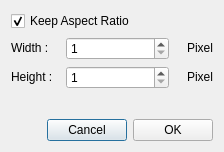
ARASHz4/Advanced_Photo, file Source/resizephoto.ui: the form before one commit.
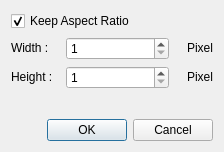
The form after the commit. Icons and pictures are not drawn.

What changed in the file:
```diff
--- a/Source/resizephoto.ui
+++ b/Source/resizephoto.ui
@@ -176,47 +176,11 @@
     </spacer>
    </item>
    <item row="4" column="0">
-    <layout class="QHBoxLayout" name="horizontalLayout_3">
-     <item>
-      <spacer name="horizontalSpacer">
-       <property name="orientation">
-        <enum>Qt::Horizontal</enum>
-       </property>
-       <property name="sizeHint" stdset="0">
-        <size>
-         <width>40</width>
-         <height>20</height>
-        </size>
-       </property>
-      </spacer>
-     </item>
-     <item>
-      <widget class="QPushButton" name="CancelButton">
-       <property name="minimumSize">
-        <size>
-         <width>0</width>
-         <height>0</height>
-        </size>
-       </property>
-       <property name="text">
-        <string>Cancel</string>
-       </property>
-      </widget>
-     </item>
-     <item>
-      <widget class="QPushButton" name="OkButton">
-       <property name="minimumSize">
-        <size>
-         <width>0</width>
-         <height>0</height>
-        </size>
-       </property>
-       <property name="text">
-        <string>OK</string>
-       </property>
-      </widget>
-     </item>
-    </layout>
+    <widget class="QDialogButtonBox" name="ResizeButtonBox">
+     <property name="standardButtons">
+      <set>QDialogButtonBox::Cancel|QDialogButtonBox::Ok</set>
+     </property>
+    </widget>
    </item>
   </layout>
  </widget>
```
Left out of the diff: 2 changed lines with no effect on the pictures.
